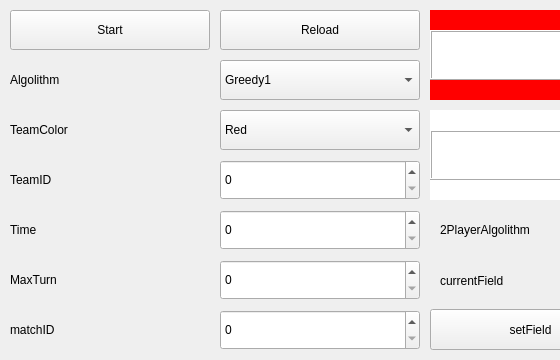
Above: src/mainwindow.ui from gra1024/Procon30_simulator before the change; both pictures show x 0 to 560 and y 0 to 360 of the 850 by 360 pixel window. Below: the same form after it.
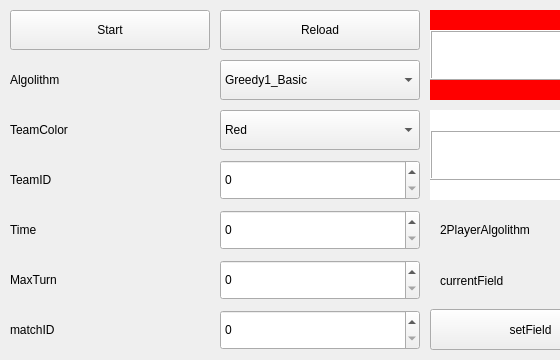
That is the form after the change.

```diff
--- a/src/mainwindow.ui
+++ b/src/mainwindow.ui
@@ -138,7 +138,7 @@
    </property>
    <item>
     <property name="text">
-     <string>Greedy1</string>
+     <string>Greedy1_Basic</string>
     </property>
    </item>
    <item>
```
Left out of the diff: 42 changed lines with no effect on the pictures.
